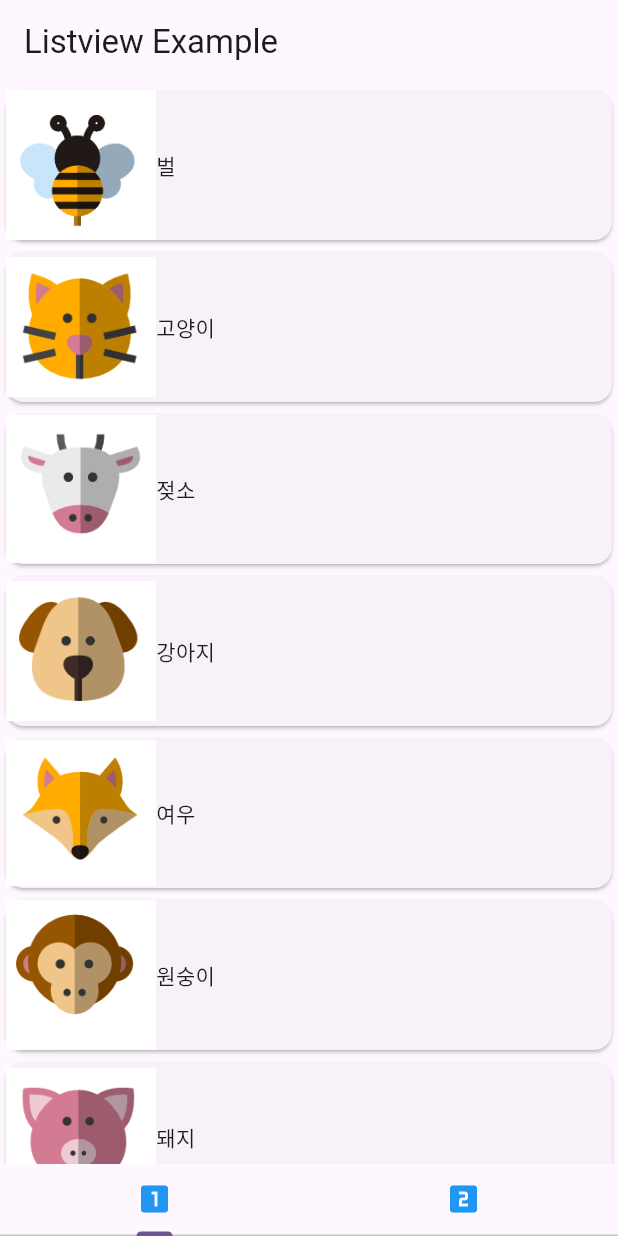
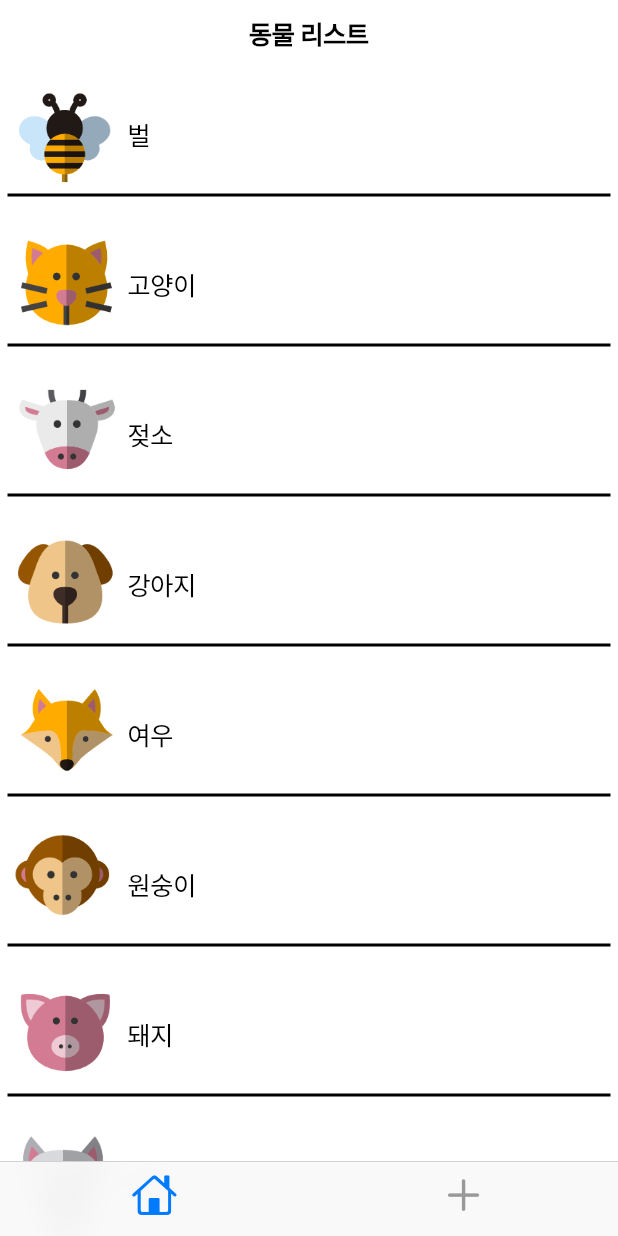
Before and after one commit to dong336/listview_example, a Flutter app: the screen it shows after launch, on a phone screen of 412 x 824 dp. Run offline on Flutter 3.47's test engine with Material 3 defaults, Android fonts, the phone set to English and light mode, and no system bars.

Commit message:
쿠퍼티노 위젯

```diff
--- /dev/null
+++ b/lib/cupertinoMain.dart
@@ -0,0 +1,87 @@
+import 'package:flutter/cupertino.dart';
+import 'animalItem.dart';
+import 'iosSub/cupertinoFirstPage.dart';
+import 'iosSub/cupertinoSecondPage.dart';
+
+class CupertinoMain extends StatefulWidget {
+  const CupertinoMain({super.key});
+
+  @override
+  State<StatefulWidget> createState() {
+    return _CupertinoMain();
+  }
+}
+
+class _CupertinoMain extends State<CupertinoMain> {
+  CupertinoTabBar? tabBar;
+  List<Animal> animalList = List.empty(growable: true);
+
+  @override
+  void initState() {
+    super.initState();
+    tabBar = CupertinoTabBar(items: const <BottomNavigationBarItem>[
+      BottomNavigationBarItem(icon: Icon(CupertinoIcons.home)),
+      BottomNavigationBarItem(icon: Icon(CupertinoIcons.add)),
+    ]);
+    animalList.add(Animal(
+      animalName: '벌',
+      kind: '곤충',
+      imagePath: 'repo/images/bee.png'
+    ));
+    animalList.add(Animal(
+      animalName: '고양이',
+      kind: '포유류',
+      imagePath: 'repo/images/cat.png'
+    ));
+    animalList.add(Animal(
+      animalName: '젖소',
+      kind: '포유류',
+      imagePath: 'repo/images/cow.png'
+    ));
+    animalList.add(Animal(
+      animalName: '강아지',
+      kind: '포유류',
+      imagePath: 'repo/images/dog.png'
+    ));
+    animalList.add(Animal(
+      animalName: '여우',
+      kind: '포유류',
+      imagePath: 'repo/images/fox.png'
+    ));
+    animalList.add(Animal(
+      animalName: '원숭이',
+      kind: '영장류',
+      imagePath: 'repo/images/monkey.png'
+    ));
+    animalList.add(Animal(
+      animalName: '돼지',
+      kind: '포유류',
+      imagePath: 'repo/images/pig.png'
+    ));
+    animalList.add(Animal(
+      animalName: '늑대',
+      kind: '포유류',
+      imagePath: 'repo/images/wolf.png'
+    ));
+  }
+
+  @override
+  Widget build(BuildContext context) {
+    return CupertinoApp(
+      home: CupertinoTabScaffold(
+        tabBar: tabBar!,
+        tabBuilder: (context, value) {
+          if (value == 0) {
+            return CupertinoFirstPage(
+              animalList: animalList,
+            );
+          } else {
+            return CupertinoSecondPage(
+              animalList: animalList
+            );
+          }
+        }
+      ),
+    );
+  }
+}
--- /dev/null
+++ b/lib/iosSub/cupertinoFirstPage.dart
@@ -0,0 +1,47 @@
+import 'package:flutter/material.dart';
+import 'package:flutter/cupertino.dart';
+import '../animalItem.dart';
+
+class CupertinoFirstPage extends StatelessWidget {
+  final List<Animal> animalList;
+
+  const CupertinoFirstPage({super.key, required this.animalList});
+
+  @override
+  Widget build(BuildContext context) {
+    return CupertinoPageScaffold(
+      navigationBar: const CupertinoNavigationBar(
+        middle: Text('동물 리스트'),
+      ),
+      child: ListView.builder(
+        itemBuilder: (context, index) {
+          return Container(
+            padding: const EdgeInsets.all(5),
+            height: 100,
+            child: Column(
+              children: <Widget>[
+                Row(
+                  children: <Widget>[
+                    Image.asset(
+                      animalList[index].imagePath!,
+                      fit: BoxFit.contain,
+                      width: 80,
+                      height: 80,
+                    ),
+                    Text(animalList[index].animalName!)
+                  ],
+                ),
+                Container(
+                  height: 2,
+                  color: CupertinoColors.black,
+                )
+              ],
+            ),
+          );
+        },
+        itemCount: animalList.length,
+      ),
+    );
+  }
+
+}
--- a/lib/main.dart
+++ b/lib/main.dart
@@ -2,9 +2,10 @@ import 'package:flutter/material.dart';
 import 'sub/firstPage.dart';
 import 'sub/secondPage.dart';
 import './animalItem.dart';
+import './cupertinoMain.dart';
 
 void main() {
-  runApp(const MyApp());
+  runApp(CupertinoMain());
 }
 
 class MyApp extends StatelessWidget {
--- a/lib/sub/firstPage.dart
+++ b/lib/sub/firstPage.dart
@@ -2,8 +2,8 @@ import 'package:flutter/material.dart';
 import '../animalItem.dart';
 
 class FirstApp extends StatelessWidget {
-  final List<Animal>? list;
-  const FirstApp({super.key, this.list});
+  List<Animal>? list;
+  FirstApp({super.key, this.list});
 
   @override
   Widget build(BuildContext context) {
```
Also changed, not shown: lib/iosSub/cupertinoSecondPage.dart (added, +157 -0 lines), lib/sub/secondPage.dart (+50 -1 lines).
